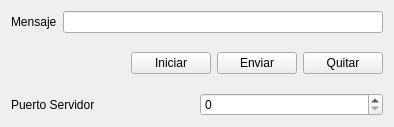
First picture: the form in LocalServer2/widget.ui, repository JustinBogantes99/DNS, before the edit.
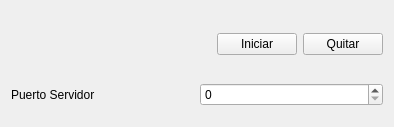
Second picture: the form after the edit.

```diff
--- a/LocalServer2/widget.ui
+++ b/LocalServer2/widget.ui
@@ -15,20 +15,6 @@
   </property>
   <layout class="QGridLayout" name="gridLayout">
    <item row="0" column="0">
-    <layout class="QHBoxLayout" name="horizontalLayout_3">
-     <item>
-      <widget class="QLabel" name="label">
-       <property name="text">
-        <string>Mensaje</string>
-       </property>
-      </widget>
-     </item>
-     <item>
-      <widget class="QLineEdit" name="msj"/>
-     </item>
-    </layout>
-   </item>
-   <item row="1" column="0">
     <layout class="QHBoxLayout" name="horizontalLayout_2">
      <item>
       <spacer name="horizontalSpacer">
@@ -50,13 +36,6 @@
        </property>
       </widget>
      </item>
-     <item>
-      <widget class="QPushButton" name="Enviar">
-       <property name="text">
-        <string>Enviar</string>
-       </property>
-      </widget>
-     </item>
      <item>
       <widget class="QPushButton" name="Quitar">
        <property name="text">
@@ -66,7 +45,7 @@
      </item>
     </layout>
    </item>
-   <item row="2" column="0">
+   <item row="1" column="0">
     <layout class="QHBoxLayout" name="horizontalLayout">
      <item>
       <widget class="QLabel" name="label_2">
```
